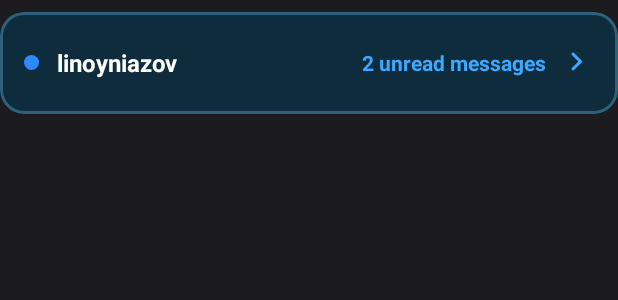
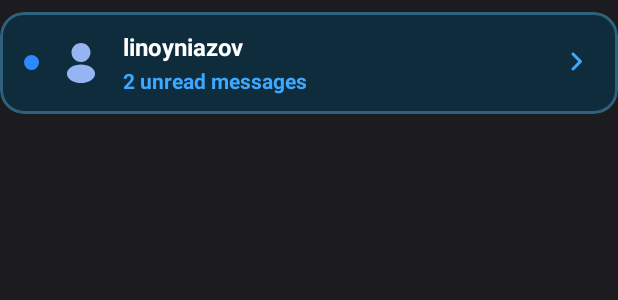
Before and after one commit to RotemNissim/Anti-Bully-Cellular-App, an Android app built with Jetpack Compose: the layout item_unread_group.xml on its own in the app's theme, with its tools: preview values and no code run, on a phone screen of 412 x 824 dp. Shown: the top 300 px of the screen. Run offline under Robolectric (Android 15) with nearby library versions, the light colour scheme and no system bars.

Commit message:
restyled Unread tab and display notifications with child name

```diff
--- a/app/src/main/res/layout/item_unread_group.xml
+++ b/app/src/main/res/layout/item_unread_group.xml
@@ -22,28 +22,41 @@ android:paddingHorizontal="16dp">
             android:background="@drawable/bg_blue_dot"
             android:id="@+id/dot"
             android:layout_height="10dp"
+            android:layout_width="10dp"
+            android:layout_marginEnd="12dp" />
+
+        <com.google.android.material.imageview.ShapeableImageView
+            android:id="@+id/profileImage"
+            android:layout_width="32dp"
+            android:layout_height="32dp"
             android:layout_marginEnd="12dp"
-    android:layout_width="10dp" />
+            android:scaleType="centerCrop"
+            android:src="@drawable/ic_default_profile"
+            app:shapeAppearanceOverlay="@style/CircleImage" />
 
+        <LinearLayout
+            android:layout_width="0dp"
+            android:layout_height="wrap_content"
+            android:layout_weight="1"
+            android:orientation="vertical">
             <TextView
                 android:id="@+id/unreadTitle"
+                android:layout_width="wrap_content"
                 android:layout_height="wrap_content"
-    android:layout_weight="1"
-    android:layout_width="0dp"
                 android:text="linoyniazov"
                 android:textColor="@color/white"
                 android:textSize="16sp"
                 android:textStyle="bold" />
-
             <TextView
                 android:id="@+id/unreadCount"
+                android:layout_width="wrap_content"
                 android:layout_height="wrap_content"
-    android:layout_marginEnd="8dp"
-    android:layout_width="wrap_content"
                 android:text="2 unread messages"
                 android:textColor="@color/blueAccent"
                 android:textSize="14sp"
-    android:textStyle="bold" />
+                android:textStyle="bold"
+                android:layout_marginTop="2dp" />
+        </LinearLayout>
 
         <ImageView
             android:contentDescription="@string/expand_collapse"
@@ -51,6 +64,7 @@ android:paddingHorizontal="16dp">
             android:layout_height="24dp"
             android:layout_width="24dp"
             android:src="@drawable/ic_chevron_right"
-    app:tint="@color/blueAccent" />
+            app:tint="@color/blueAccent"
+            android:layout_gravity="center_vertical" />
     </LinearLayout>
 </com.google.android.material.card.MaterialCardView>
```
Also changed, not shown: app/src/main/java/com/example/antibully/data/ui/adapters/AlertsAdapter.kt (+12 -0 lines), app/src/main/java/com/example/antibully/data/ui/unread/UnreadListFragment.kt (+20 -16 lines). Lines whose indentation alone changed are shown as unchanged.
